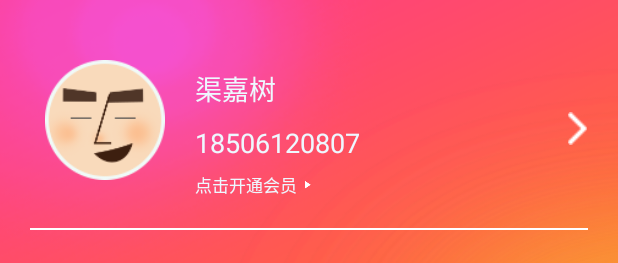
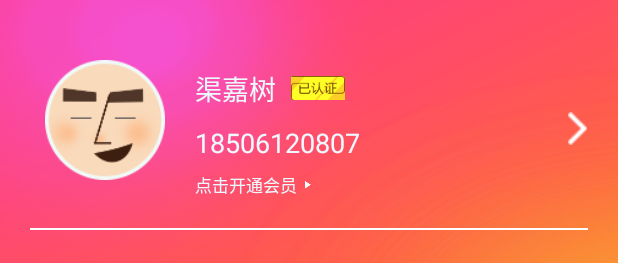
Before and after one commit to JiashuQu/SJPay, an Android app: the layout fragment_my.xml on its own in the app's theme, with its tools: preview values and no code run, on a phone screen of 412 x 824 dp. Shown: the top 263 px of the screen. Run offline under Robolectric (Android 15) with nearby library versions, the phone set to English and light mode, and no system bars; plain views replace SmartRefreshLayout.

Commit message:
1.修改了邀请界面的背景图； 2.新增一些图标。

```diff
--- a/app/src/main/res/layout/fragment_my.xml
+++ b/app/src/main/res/layout/fragment_my.xml
@@ -45,7 +45,9 @@
                                 android:id="@+id/tv_user_name"
                                 style="@style/tv_my_top"
                                 android:text="渠嘉树"
-                                android:layout_marginTop="@dimen/_5dp" />
+                                android:layout_marginTop="@dimen/_5dp"
+                                android:drawableRight="@drawable/icon_certified"
+                                android:drawablePadding="@dimen/_10dp"/>
 
                             <TextView
                                 android:id="@+id/tv_user_phone"
```
Also changed, not shown: app/src/main/res/drawable-xhdpi/bg_invite_top.png, app/src/main/res/drawable-xhdpi/icon_certified.png (added), app/src/main/res/drawable-xhdpi/icon_no_certified.png (added), app/src/main/res/drawable-xxhdpi/bg_invite_top.png, app/src/main/res/drawable-xxhdpi/icon_certified.png (added), app/src/main/res/drawable-xxhdpi/icon_no_certified.png (added), app/src/main/res/drawable-xxxhdpi/bg_invite_top.png, app/src/main/res/drawable-xxxhdpi/icon_certified.png (added), app/src/main/res/drawable-xxxhdpi/icon_no_certified.png (added).
